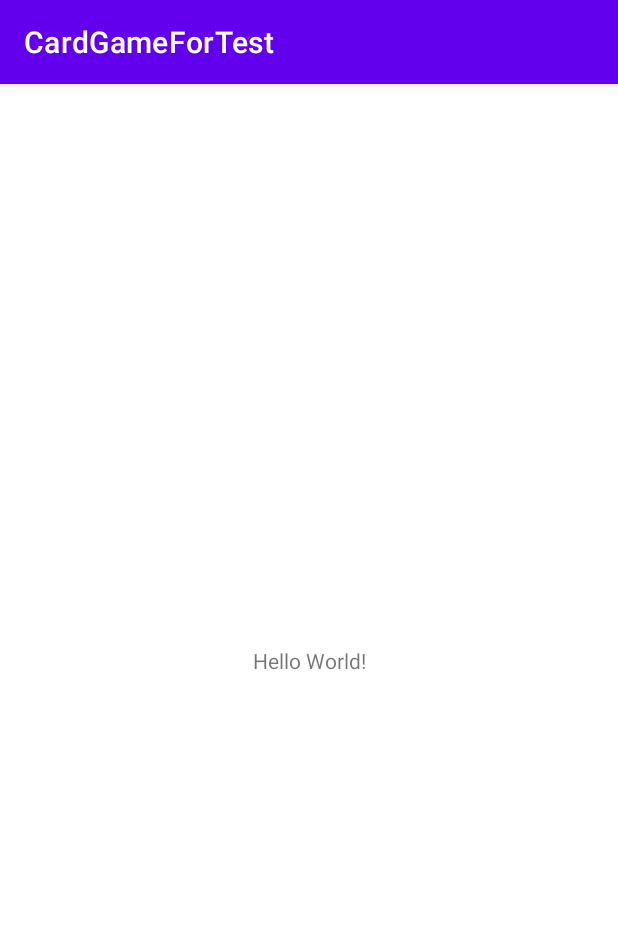
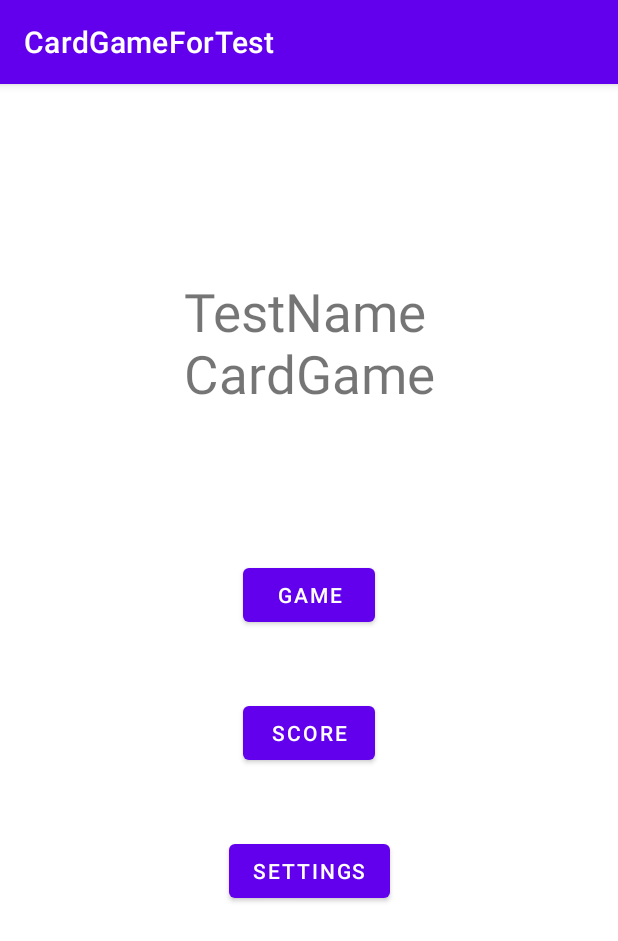
Before and after one commit to shumslav/GameCardForTest, an Android app: the screen it shows after launch (MainActivity), on a phone screen of 412 x 824 dp. Shown: the top 941 px of the screen. Run offline under Robolectric (Android 15) with nearby library versions, the phone set to English and light mode, and no system bars.

```diff
--- a/app/src/main/AndroidManifest.xml
+++ b/app/src/main/AndroidManifest.xml
@@ -9,7 +9,8 @@
         android:roundIcon="@mipmap/ic_launcher_round"
         android:supportsRtl="true"
         android:theme="@style/Theme.CardGameForTest">
-        <activity android:name=".MainActivity">
+        <activity android:name=".Activity.GameActivity"></activity>
+        <activity android:name=".Activity.MainActivity">
             <intent-filter>
                 <action android:name="android.intent.action.MAIN" />
 
--- /dev/null
+++ b/app/src/main/java/com/shumslav/cardgamefortest/Activity/MainActivity.kt
@@ -0,0 +1,30 @@
+package com.shumslav.cardgamefortest.Activity
+
+import android.annotation.SuppressLint
+import android.content.Intent
+import androidx.appcompat.app.AppCompatActivity
+import android.os.Bundle
+import android.widget.Button
+import com.shumslav.cardgamefortest.R
+
+class MainActivity : AppCompatActivity() {
+    private lateinit var buttonGame: Button
+    private lateinit var buttonSettings: Button
+    private lateinit var buttonScore: Button
+
+    override fun onCreate(savedInstanceState: Bundle?) {
+        super.onCreate(savedInstanceState)
+        setContentView(R.layout.activity_main)
+        buttonGame = findViewById(R.id.button_game)
+        buttonSettings = findViewById(R.id.button_settings)
+        buttonScore = findViewById(R.id.button_score)
+
+        buttonGame.setOnClickListener {
+            startActivity(Intent(this,GameActivity::class.java))
+        }
+
+        buttonSettings.setOnClickListener {
+            TODO()
+        }
+    }
+}
--- a/app/src/main/res/layout/activity_main.xml
+++ b/app/src/main/res/layout/activity_main.xml
@@ -4,15 +4,50 @@
     xmlns:tools="http://schemas.android.com/tools"
     android:layout_width="match_parent"
     android:layout_height="match_parent"
-    tools:context=".MainActivity">
+    tools:context=".Activity.MainActivity">
 
     <TextView
+        android:id="@+id/textView"
         android:layout_width="wrap_content"
         android:layout_height="wrap_content"
-        android:text="Hello World!"
-        app:layout_constraintBottom_toBottomOf="parent"
-        app:layout_constraintLeft_toLeftOf="parent"
-        app:layout_constraintRight_toRightOf="parent"
+        android:layout_marginTop="128dp"
+        android:text="TestName\nCardGame"
+        android:textSize="35sp"
+        app:layout_constraintEnd_toEndOf="parent"
+        app:layout_constraintStart_toStartOf="parent"
         app:layout_constraintTop_toTopOf="parent" />
 
+    <Button
+        android:id="@+id/button_game"
+        android:layout_width="wrap_content"
+        android:layout_height="wrap_content"
+        android:layout_marginTop="100dp"
+        android:text="Game"
+        app:layout_constraintEnd_toEndOf="parent"
+        app:layout_constraintHorizontal_bias="0.501"
+        app:layout_constraintStart_toStartOf="parent"
+        app:layout_constraintTop_toBottomOf="@+id/textView" />
+
+    <Button
+        android:id="@+id/button_score"
+        android:layout_width="wrap_content"
+        android:layout_height="wrap_content"
+        android:layout_marginTop="44dp"
+        android:text="Score"
+        app:layout_constraintEnd_toEndOf="parent"
+        app:layout_constraintStart_toStartOf="parent"
+        app:layout_constraintTop_toBottomOf="@+id/button_game" />
+
+    <Button
+        android:id="@+id/button_settings"
+        android:layout_width="wrap_content"
+        android:layout_height="wrap_content"
+        android:layout_marginTop="44dp"
+        android:text="Settings"
+        app:layout_constraintBottom_toBottomOf="parent"
+        app:layout_constraintEnd_toEndOf="parent"
+        app:layout_constraintStart_toStartOf="parent"
+        app:layout_constraintTop_toBottomOf="@+id/button_score"
+        app:layout_constraintVertical_bias="0.0" />
+
 </androidx.constraintlayout.widget.ConstraintLayout>
```
Also changed, not shown: app/src/main/java/com/shumslav/cardgamefortest/Activity/GameActivity.kt (added, +59 -0 lines), app/src/main/java/com/shumslav/cardgamefortest/MainActivity.kt (deleted, +0 -11 lines), app/src/main/java/com/shumslav/cardgamefortest/Utils.kt (added, +8 -0 lines), app/src/main/res/drawable/airplane.xml (added, +10 -0 lines), app/src/main/res/drawable/card.xml (added, +22 -0 lines), app/src/main/res/drawable/card1.xml (added, +21 -0 lines), app/src/main/res/layout/activity_game.xml (added, +25 -0 lines).
